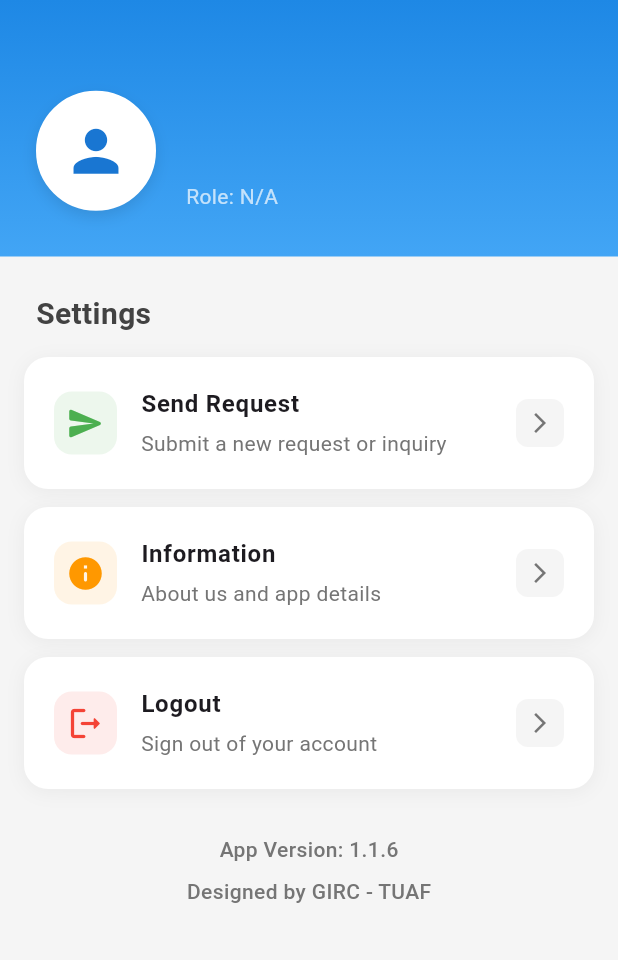
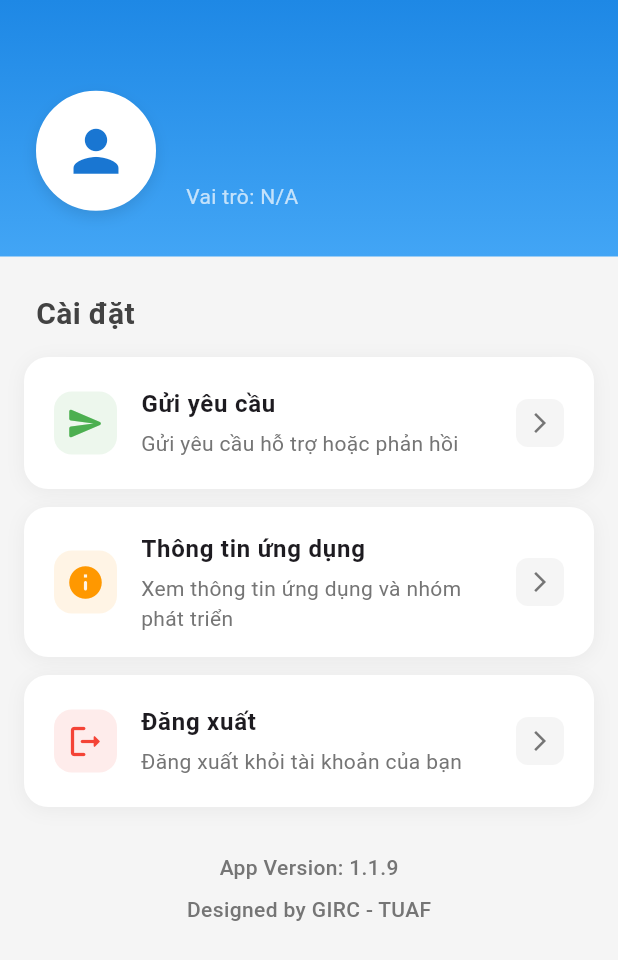
Before and after one commit to kiu-chan/new_truotlo, a Flutter app: the SettingsPage screen opened directly, on a phone screen of 412 x 824 dp. Shown: the top 960 px of the screen. Run offline on Flutter 3.47's test engine with Material 3 defaults, Android fonts, the phone set to English and light mode, and no system bars; our stand-ins replace cached_network_image, carousel_slider, fl_chart, flutter_html, flutter_map, geolocator and 5 more; missing offline and left inert: mailer; accounts and stored records are empty; network calls fail.

Commit message:
Update version to 1.1.9+10

```diff
--- a/lib/src/page/chart/chart_page.dart
+++ b/lib/src/page/chart/chart_page.dart
@@ -441,7 +441,7 @@ class ChartPageState extends State<ChartPage> {
                 const SizedBox(height: 10),
                 SizedBox(
                   height: 200,
-child: SingleChildScrollView(
+                child: SingleChildScrollView(
                     child: Column(
                       crossAxisAlignment: CrossAxisAlignment.start,
                       children: ChartUtils.buildLegendItems(
--- a/lib/src/page/settings/settings_page.dart
+++ b/lib/src/page/settings/settings_page.dart
@@ -91,7 +91,7 @@ class SettingsPageState extends State<SettingsPage> {
                     crossAxisAlignment: CrossAxisAlignment.start,
                     children: [
                       Text(
-                        _isLoggedIn ? (_userData['name'] ?? 'N/A') : 'Welcome, Guest',
+                        _isLoggedIn ? (_userData['name'] ?? 'N/A') : 'Trượt lở Bình Định',
                         style: const TextStyle(
                           fontSize: 24,
                           fontWeight: FontWeight.bold,
@@ -108,7 +108,7 @@ class SettingsPageState extends State<SettingsPage> {
                           ),
                         ),
                         Text(
-                          'Role: ${_userData['role'] ?? 'N/A'}',
+                          'Vai trò: ${_userData['role'] ?? 'N/A'}',
                           style: const TextStyle(
                             fontSize: 14,
                             color: Colors.white70,
@@ -116,7 +116,7 @@ class SettingsPageState extends State<SettingsPage> {
                         ),
                       ] else
                         const Text(
-                          'Login to access all features',
+                          'Đăng nhập để sử dụng đầy đủ tính năng',
                           style: TextStyle(
                             fontSize: 16,
                             color: Colors.white70,
@@ -216,7 +216,7 @@ class SettingsPageState extends State<SettingsPage> {
               child: Padding(
                 padding: const EdgeInsets.fromLTRB(24, 24, 24, 8),
                 child: Text(
-                  'Settings',
+                  'Cài đặt',
                   style: TextStyle(
                     fontSize: 20,
                     fontWeight: FontWeight.bold,
@@ -229,8 +229,8 @@ class SettingsPageState extends State<SettingsPage> {
               delegate: SliverChildListDelegate([
                 _buildSettingsItem(
                   icon: Icons.send_rounded,
-                  title: 'Send Request',
-                  subtitle: 'Submit a new request or inquiry',
+                  title: 'Gửi yêu cầu',
+                  subtitle: 'Gửi yêu cầu hỗ trợ hoặc phản hồi',
                   iconColor: Colors.green,
                   onTap: () {
                     Navigator.push(
@@ -243,8 +243,8 @@ class SettingsPageState extends State<SettingsPage> {
                 ),
                 _buildSettingsItem(
                   icon: Icons.info_rounded,
-                  title: 'Information',
-                  subtitle: 'About us and app details',
+                  title: 'Thông tin ứng dụng',
+                  subtitle: 'Xem thông tin ứng dụng và nhóm phát triển',
                   iconColor: Colors.orange,
                   onTap: () {
                     Navigator.push(
@@ -257,17 +257,17 @@ class SettingsPageState extends State<SettingsPage> {
                 ),
                 _buildSettingsItem(
                   icon: _isLoggedIn ? Icons.logout_rounded : Icons.login_rounded,
-                  title: _isLoggedIn ? 'Logout' : 'Login',
+                  title: _isLoggedIn ? 'Đăng xuất' : 'Đăng nhập',
                   subtitle: _isLoggedIn
-                      ? 'Sign out of your account'
-                      : 'Sign in to your account',
+                      ? 'Đăng xuất khỏi tài khoản của bạn'
+                      : 'Đăng nhập để sử dụng đầy đủ tính năng',
                   iconColor: _isLoggedIn ? Colors.red : Colors.blue,
                   onTap: _isLoggedIn
                       ? () async {
                           await _logout();
                           ScaffoldMessenger.of(context).showSnackBar(
                             const SnackBar(
-                              content: Text('Logged out successfully'),
+                              content: Text('Đăng xuất thành công'),
                               behavior: SnackBarBehavior.floating,
                             ),
                           );
@@ -290,7 +290,7 @@ class SettingsPageState extends State<SettingsPage> {
                             if (mounted) {
                               ScaffoldMessenger.of(context).showSnackBar(
                                 const SnackBar(
-                                  content: Text('Logged in successfully'),
+                                  content: Text('Đăng nhập thành công'),
                                   behavior: SnackBarBehavior.floating,
                                 ),
                               );
--- a/pubspec.yaml
+++ b/pubspec.yaml
@@ -2,7 +2,7 @@ name: new_truotlo
 description: "A new Flutter project."
 publish_to: 'none' # Remove this line if you wish to publish to pub.dev
 
-version: 1.1.6+7
+version: 1.1.9+10
 
 environment:
   sdk: ^3.5.0
```
Also changed, not shown: lib/src/page/home/elements/reference_detail_page.dart (+12 -1 lines), lib/src/page/home/home_page.dart (+12 -1 lines), lib/src/select_page.dart (+10 -10 lines), lib/assets/location_icon.png, 4 other files.
